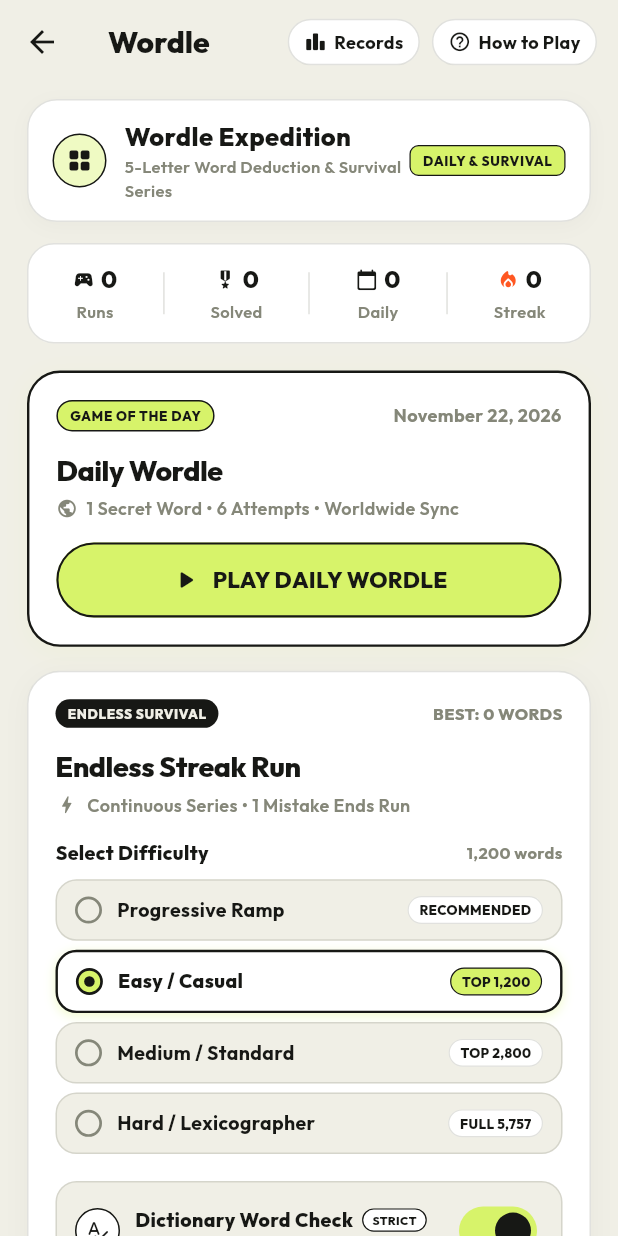
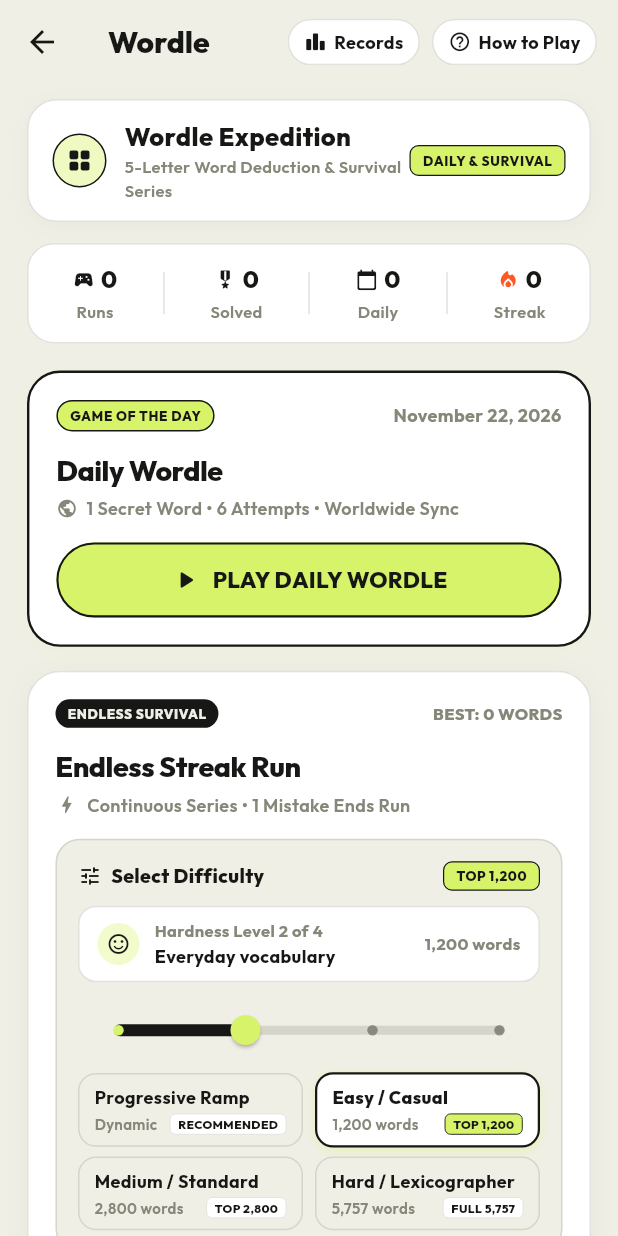
Before and after one commit to imvicky69/xweet-games, a Flutter app: the WordleDetailScreen screen opened directly, after a tap on "Easy / Casual", on a phone screen of 412 x 824 dp. Run offline on Flutter 3.47's test engine with Material 3 defaults, Android fonts, the phone set to English and light mode, and no system bars; our stand-ins replace google_fonts, package_info_plus, shared_preferences; missing offline and left inert: flame, flame_forge2d; accounts and stored records are empty; project files that could hold a hidden picture were left out.

Commit message:
feat(wordle): replace radio buttons with tactile hardness slider

```diff
--- a/lib/features/wordle/screens/wordle_detail_screen.dart
+++ b/lib/features/wordle/screens/wordle_detail_screen.dart
@@ -560,19 +560,118 @@ class _WordleDetailScreenState extends State<WordleDetailScreen> {
     );
   }
 
+  IconData _getDifficultyIcon(WordleDifficulty diff) {
+    switch (diff) {
+      case WordleDifficulty.progressive:
+        return Icons.trending_up_rounded;
+      case WordleDifficulty.easy:
+        return Icons.sentiment_satisfied_rounded;
+      case WordleDifficulty.medium:
+        return Icons.balance_rounded;
+      case WordleDifficulty.hard:
+        return Icons.psychology_rounded;
+    }
+  }
+
   Widget _buildDifficultySelection() {
-    return Column(
+    final currentIndex = _selectedDifficulty.index;
+
+    return Container(
+      padding: const EdgeInsets.all(14),
+      decoration: BoxDecoration(
+        color: GameColors.paper,
+        borderRadius: BorderRadius.circular(16),
+        border: Border.all(color: GameColors.borderMuted),
+      ),
+      child: Column(
         crossAxisAlignment: CrossAxisAlignment.start,
         children: [
+          // Header: Title & Active Badge
           Row(
             mainAxisAlignment: MainAxisAlignment.spaceBetween,
             children: [
+              Row(
+                children: [
+                  const Icon(Icons.tune_rounded, size: 16, color: GameColors.carbon),
+                  const SizedBox(width: 6),
                   Text(
                     'Select Difficulty',
                     style: GoogleFonts.outfit(
                       fontSize: 13,
                       fontWeight: FontWeight.w800,
                       color: GameColors.carbon,
+                    ),
+                  ),
+                ],
+              ),
+              Container(
+                padding: const EdgeInsets.symmetric(horizontal: 8, vertical: 2.5),
+                decoration: BoxDecoration(
+                  color: GameColors.signalLime,
+                  borderRadius: BorderRadius.circular(6),
+                  border: Border.all(color: GameColors.carbon, width: 0.8),
+                ),
+                child: Text(
+                  _selectedDifficulty.badge,
+                  style: GoogleFonts.outfit(
+                    fontSize: 9,
+                    fontWeight: FontWeight.w800,
+                    color: GameColors.carbon,
+                    letterSpacing: 0.4,
+                  ),
+                ),
+              ),
+            ],
+          ),
+
+          const SizedBox(height: 10),
+
+          // Active Level Indicator Card
+          Container(
+            padding: const EdgeInsets.symmetric(horizontal: 12, vertical: 8),
+            decoration: BoxDecoration(
+              color: GameColors.surfaceWhite,
+              borderRadius: BorderRadius.circular(12),
+              border: Border.all(color: GameColors.borderMuted),
+            ),
+            child: Row(
+              children: [
+                Container(
+                  padding: const EdgeInsets.all(6),
+                  decoration: BoxDecoration(
+                    color: GameColors.signalLime.withValues(alpha: 0.35),
+                    shape: BoxShape.circle,
+                  ),
+                  child: Icon(
+                    _getDifficultyIcon(_selectedDifficulty),
+                    size: 16,
+                    color: GameColors.carbon,
+                  ),
+                ),
+                const SizedBox(width: 10),
+                Expanded(
+                  child: Column(
+                    crossAxisAlignment: CrossAxisAlignment.start,
+                    children: [
+                      Text(
+                        'Hardness Level ${currentIndex + 1} of 4',
+                        style: GoogleFonts.outfit(
+                          fontSize: 11,
+                          fontWeight: FontWeight.w700,
+                          color: GameColors.terrain,
+                        ),
+                      ),
+                      Text(
+                        _selectedDifficulty.subtitle,
+                        style: GoogleFonts.outfit(
+                          fontSize: 12,
+                          fontWeight: FontWeight.w700,
+                          color: GameColors.carbon,
+                        ),
+                        maxLines: 1,
+                        overflow: TextOverflow.ellipsis,
+                      ),
+                    ],
                   ),
                 ),
                 Text(
@@ -585,17 +684,71 @@ class _WordleDetailScreenState extends State<WordleDetailScreen> {
                 ),
               ],
             ),
+          ),
+
           const SizedBox(height: 8),
-        ...WordleDifficulty.values.map((diff) {
+
+          // Interactive Hardness Slider
+          SliderTheme(
+            data: SliderTheme.of(context).copyWith(
+              trackHeight: 6,
+              activeTrackColor: GameColors.carbon,
+              inactiveTrackColor: GameColors.borderMuted,
+              thumbColor: GameColors.signalLime,
+              overlayColor: GameColors.signalLime.withValues(alpha: 0.25),
+              thumbShape: const RoundSliderThumbShape(enabledThumbRadius: 10),
+              tickMarkShape: const RoundSliderTickMarkShape(tickMarkRadius: 3.5),
+              activeTickMarkColor: GameColors.signalLime,
+              inactiveTickMarkColor: GameColors.carbon.withValues(alpha: 0.4),
+            ),
+            child: Slider(
+              value: currentIndex.toDouble(),
+              min: 0,
+              max: 3,
+              divisions: 3,
+              onChanged: (val) {
+                _onDifficultySelected(WordleDifficulty.values[val.round()]);
+              },
+            ),
+          ),
+
+          const SizedBox(height: 4),
+
+          // 2x2 Step Chips (Clickable, syncs with slider)
+          Row(
+            children: [
+              Expanded(child: _buildDifficultyStepChip(WordleDifficulty.progressive)),
+              const SizedBox(width: 8),
+              Expanded(child: _buildDifficultyStepChip(WordleDifficulty.easy)),
+            ],
+          ),
+          const SizedBox(height: 6),
+          Row(
+            children: [
+              Expanded(child: _buildDifficultyStepChip(WordleDifficulty.medium)),
+              const SizedBox(width: 8),
+              Expanded(child: _buildDifficultyStepChip(WordleDifficulty.hard)),
+            ],
+          ),
+        ],
+      ),
+    );
+  }
+
+  Widget _buildDifficultyStepChip(WordleDifficulty diff) {
     final isSelected = _selectedDifficulty == diff;
-          return Container(
-            margin: const EdgeInsets.only(bottom: 6),
+    return GestureDetector(
+      onTap: () => _onDifficultySelected(diff),
+      behavior: HitTestBehavior.opaque,
+      child: AnimatedContainer(
+        duration: const Duration(milliseconds: 200),
+        padding: const EdgeInsets.symmetric(horizontal: 10, vertical: 7),
         decoration: BoxDecoration(
           color: isSelected ? Colors.white : GameColors.paper,
-              borderRadius: BorderRadius.circular(14),
+          borderRadius: BorderRadius.circular(12),
           border: Border.all(
             color: isSelected ? GameColors.carbon : GameColors.borderMuted,
-                width: isSelected ? 1.6 : 1.0,
+            width: isSelected ? 1.5 : 1.0,
           ),
           boxShadow: isSelected
               ? [
@@ -607,69 +760,45 @@ class _WordleDetailScreenState extends State<WordleDetailScreen> {
                 ]
               : null,
         ),
-            child: Material(
-              color: Colors.transparent,
-              child: InkWell(
-                borderRadius: BorderRadius.circular(14),
-                onTap: () => _onDifficultySelected(diff),
-                child: Padding(
-                  padding: const EdgeInsets.symmetric(horizontal: 12, vertical: 10),
-                  child: Row(
+        child: Column(
+          crossAxisAlignment: CrossAxisAlignment.start,
           children: [
-                      // Radio dot indicator
-                      Container(
-                        width: 18,
-                        height: 18,
-                        decoration: BoxDecoration(
-                          shape: BoxShape.circle,
-                          border: Border.all(
-                            color: isSelected ? GameColors.carbon : GameColors.terrain,
-                            width: 1.8,
-                          ),
-                          color: isSelected ? GameColors.signalLime : Colors.transparent,
-                        ),
-                        child: isSelected
-                            ? Center(
-                                child: Container(
-                                  width: 7,
-                                  height: 7,
-                                  decoration: const BoxDecoration(
-                                    shape: BoxShape.circle,
-                                    color: GameColors.carbon,
-                                  ),
-                                ),
-                              )
-                            : null,
-                      ),
-                      const SizedBox(width: 10),
-
-                      // Title
-                      Expanded(
-                        child: Text(
+            Text(
               diff.title,
               style: GoogleFonts.outfit(
-                            fontSize: 13,
+                fontSize: 12,
                 fontWeight: isSelected ? FontWeight.w800 : FontWeight.w700,
                 color: GameColors.carbon,
               ),
+              maxLines: 1,
+              overflow: TextOverflow.ellipsis,
+            ),
+            const SizedBox(height: 2),
+            Row(
+              mainAxisAlignment: MainAxisAlignment.spaceBetween,
+              children: [
+                Text(
+                  diff.poolSize,
+                  style: GoogleFonts.outfit(
+                    fontSize: 10,
+                    fontWeight: FontWeight.w600,
+                    color: GameColors.terrain,
                   ),
                 ),
-
-                      // Badge
                 Container(
-                        padding: const EdgeInsets.symmetric(horizontal: 7, vertical: 2),
+                  padding: const EdgeInsets.symmetric(horizontal: 5, vertical: 1),
                   decoration: BoxDecoration(
                     color: isSelected ? GameColors.signalLime : GameColors.surfaceWhite,
-                          borderRadius: BorderRadius.circular(50),
+                    borderRadius: BorderRadius.circular(4),
                     border: Border.all(
                       color: isSelected ? GameColors.carbon : GameColors.borderMuted,
-                            width: 0.8,
+                      width: 0.6,
                     ),
                   ),
                   child: Text(
                     diff.badge,
                     style: GoogleFonts.outfit(
-                            fontSize: 9,
+                      fontSize: 8,
                       fontWeight: FontWeight.w800,
                       color: GameColors.carbon,
                     ),
@@ -677,12 +806,9 @@ class _WordleDetailScreenState extends State<WordleDetailScreen> {
                 ),
               ],
             ),
+          ],
         ),
       ),
-            ),
-          );
-        }),
-      ],
     );
   }
 
```
Lines whose indentation alone changed are shown as unchanged.
